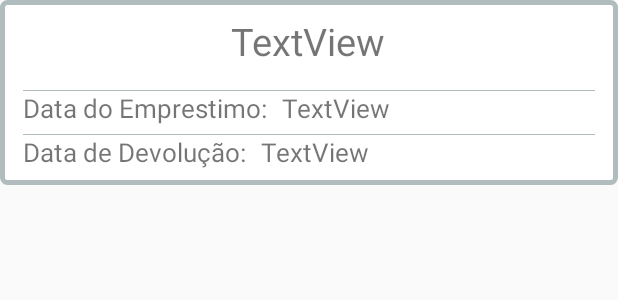
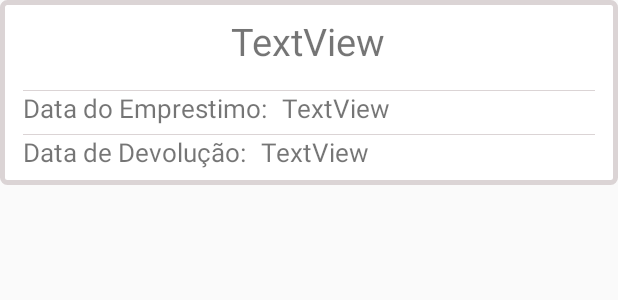
Before and after one commit to Samuelgranato/Projeto4-Desagil, an Android app: the layout padrao_historico.xml on its own in the app's theme, with its tools: preview values and no code run, on a phone screen of 412 x 824 dp. Shown: the top 300 px of the screen. Run offline under Robolectric (Android 15) with nearby library versions, the phone set to English and light mode, and no system bars.

Commit message:
arrumando layout historico e home

```diff
--- a/app/src/main/res/drawable/layout_border.xml
+++ b/app/src/main/res/drawable/layout_border.xml
@@ -1,7 +1,7 @@
 <?xml version="1.0" encoding="UTF-8"?>
 <shape xmlns:android="http://schemas.android.com/apk/res/android">
     <solid android:color="#FFFFFF"/>
-    <stroke android:width="3dip" android:color="#B1BCBE" />
+    <stroke android:width="3dip" android:color="#dbd4d5" />
     <corners android:radius="3dip"/>
     <padding android:left="0dip" android:top="0dip" android:right="0dip" android:bottom="0dip" />
 </shape>
--- a/app/src/main/res/drawable/textlines.xml
+++ b/app/src/main/res/drawable/textlines.xml
@@ -2,7 +2,7 @@
 <layer-list xmlns:android="http://schemas.android.com/apk/res/android">
     <item>
         <shape android:shape="rectangle">
-            <solid android:color="#B1BCBE" /> <!-- border color -->
+            <solid android:color="#dbd4d5" /> <!-- border color -->
         </shape>
     </item>
 
```
